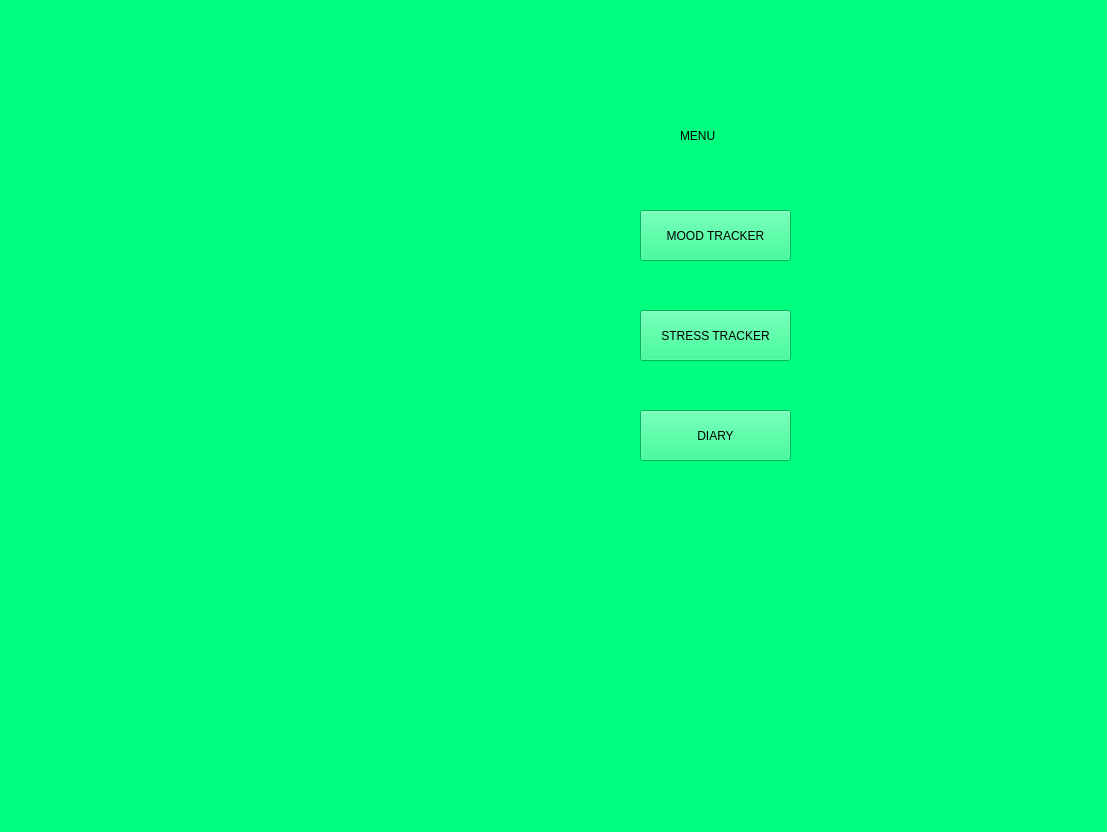
Above: view/UI files/menu.ui from LungoweA/SoulSync before the change. Below: the same form after it.
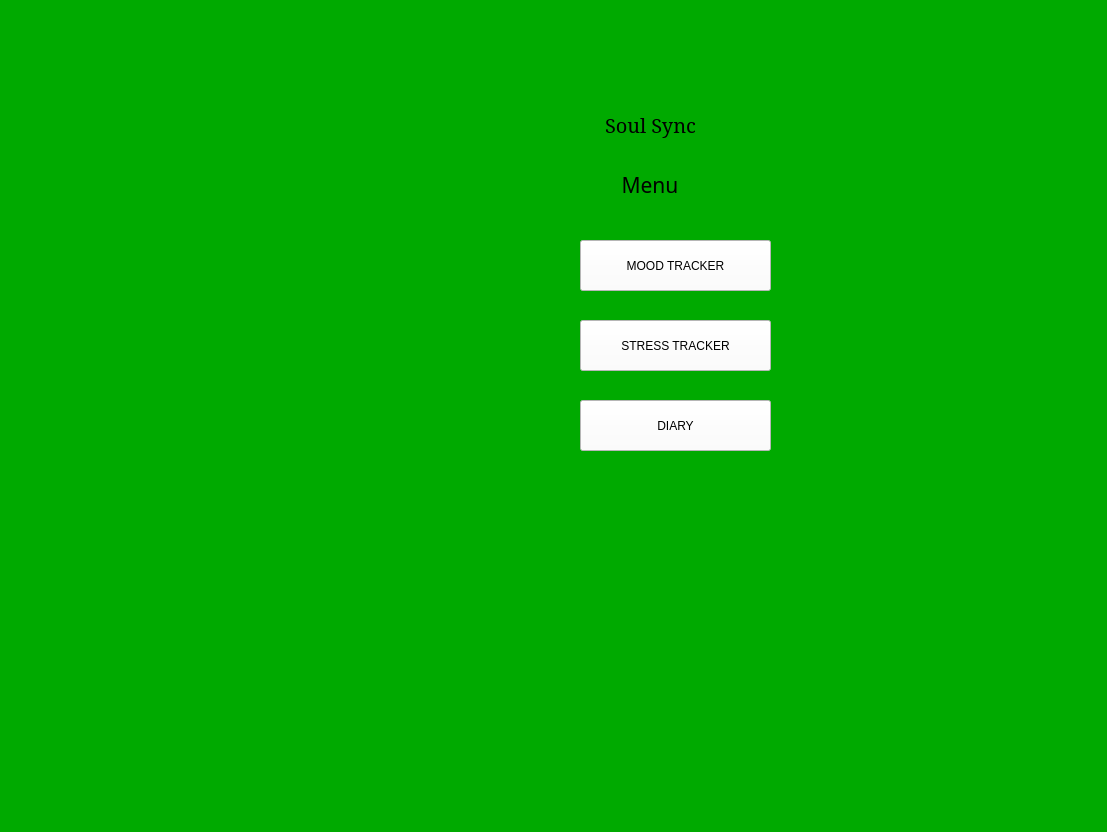
That is the form after the change. Icons and pictures are not drawn.

Diff of the .ui file:
```diff
--- a/view/UI files/menu.ui
+++ b/view/UI files/menu.ui
@@ -14,52 +14,105 @@
    <string>MainWindow</string>
   </property>
   <property name="styleSheet">
-   <string notr="true">background-color: rgb(0, 255, 127);</string>
+   <string notr="true">background-color: rgb(0, 255, 127);
+background-color: rgb(0, 170, 0);</string>
   </property>
   <widget class="QWidget" name="centralwidget">
-   <widget class="QLabel" name="MENU">
-    <property name="geometry">
-     <rect>
-      <x>680</x>
-      <y>100</y>
-      <width>91</width>
-      <height>71</height>
-     </rect>
-    </property>
-    <property name="styleSheet">
-     <string notr="true">font: 16pt &quot;Arial&quot;;</string>
-    </property>
-    <property name="text">
-     <string>MENU</string>
-    </property>
-   </widget>
    <widget class="QPushButton" name="mood_tracker_pushbutton">
     <property name="geometry">
      <rect>
-      <x>640</x>
-      <y>210</y>
-      <width>151</width>
+      <x>580</x>
+      <y>240</y>
+      <width>191</width>
       <height>51</height>
      </rect>
     </property>
     <property name="styleSheet">
-     <string notr="true">font: 10pt &quot;Arial&quot;;</string>
+     <string notr="true">font: 10pt &quot;Arial&quot;;
+background-color: rgb(255, 255, 255);</string>
     </property>
     <property name="text">
      <string>MOOD TRACKER</string>
     </property>
    </widget>
-   <widget class="QPushButton" name="stress_tracker_pushbutton">
+   <widget class="QLabel" name="label_2">
     <property name="geometry">
      <rect>
-      <x>640</x>
-      <y>310</y>
-      <width>151</width>
+      <x>595</x>
+      <y>0</y>
+      <width>111</width>
+      <height>101</height>
+     </rect>
+    </property>
+    <property name="text">
+     <string/>
+    </property>
+    <property name="pixmap">
+     <pixmap>_c5dca270-092d-4483-b12e-a031080d7df9.jpeg</pixmap>
+    </property>
+    <property name="scaledContents">
+     <bool>true</bool>
+    </property>
+    <property name="alignment">
+     <set>Qt::AlignCenter</set>
+    </property>
+   </widget>
+   <widget class="QLabel" name="label_3">
+    <property name="geometry">
+     <rect>
+      <x>570</x>
+      <y>110</y>
+      <width>161</width>
+      <height>30</height>
+     </rect>
+    </property>
+    <property name="font">
+     <font>
+      <family>MS Serif</family>
+      <pointsize>15</pointsize>
+     </font>
+    </property>
+    <property name="text">
+     <string>Soul Sync</string>
+    </property>
+    <property name="alignment">
+     <set>Qt::AlignCenter</set>
+    </property>
+   </widget>
+   <widget class="QLabel" name="label_4">
+    <property name="geometry">
+     <rect>
+      <x>550</x>
+      <y>160</y>
+      <width>200</width>
+      <height>50</height>
+     </rect>
+    </property>
+    <property name="font">
+     <font>
+      <family>Microsoft Uighur</family>
+      <pointsize>16</pointsize>
+     </font>
+    </property>
+    <property name="text">
+     <string>Menu</string>
+    </property>
+    <property name="alignment">
+     <set>Qt::AlignCenter</set>
+    </property>
+   </widget>
+   <widget class="QPushButton" name="mood_tracker_pushbutton_2">
+    <property name="geometry">
+     <rect>
+      <x>580</x>
+      <y>320</y>
+      <width>191</width>
       <height>51</height>
      </rect>
     </property>
     <property name="styleSheet">
-     <string notr="true">font: 10pt &quot;Arial&quot;;</string>
+     <string notr="true">font: 10pt &quot;Arial&quot;;
+background-color: rgb(255, 255, 255);</string>
     </property>
     <property name="text">
      <string>STRESS TRACKER</string>
@@ -68,14 +121,15 @@
    <widget class="QPushButton" name="diary_pushbutton">
     <property name="geometry">
      <rect>
-      <x>640</x>
-      <y>410</y>
-      <width>151</width>
+      <x>580</x>
+      <y>400</y>
+      <width>191</width>
       <height>51</height>
      </rect>
     </property>
     <property name="styleSheet">
-     <string notr="true">font: 10pt &quot;Arial&quot;;</string>
+     <string notr="true">font: 10pt &quot;Arial&quot;;
+background-color: rgb(255, 255, 255);</string>
     </property>
     <property name="text">
      <string>DIARY</string>
```
Left out of the diff: 2 changed lines with no effect on the pictures.
